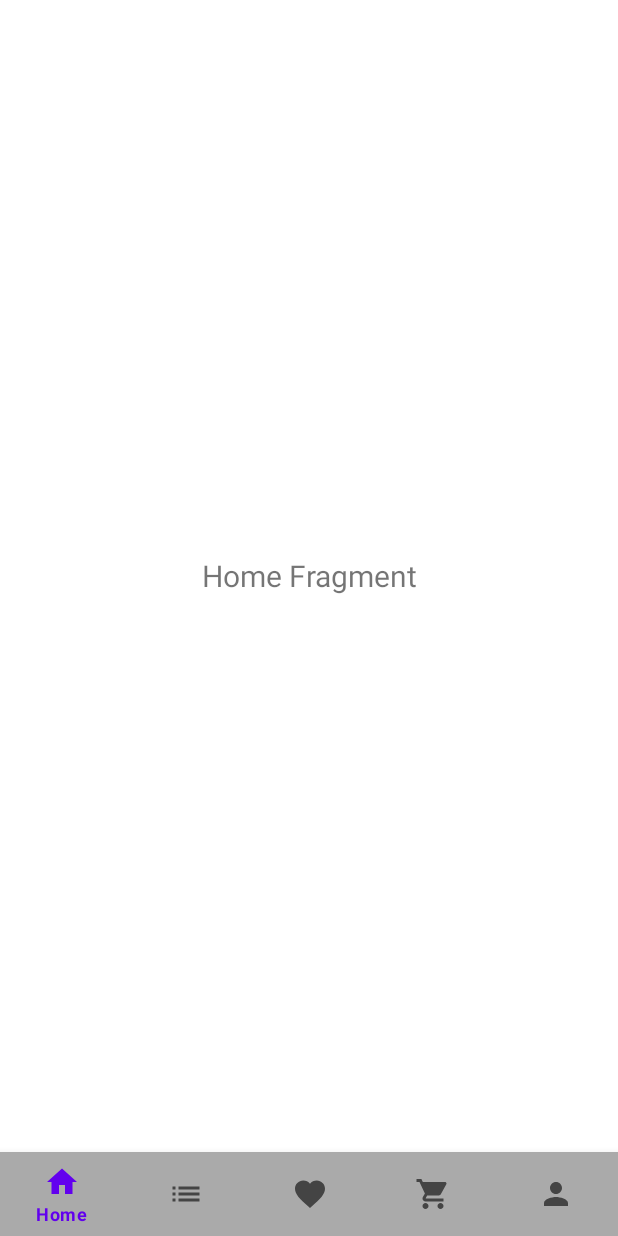
After one commit to kharozim/Android_Single_Activity_Architecture, an Android app: the HomeFragmentMain screen opened through its navigation route, on a phone screen of 412 x 824 dp. The commit adds this screen. Run offline under Robolectric (Android 15) with nearby library versions, the phone set to English and light mode, and no system bars.

Commit message:
Fixing Bottom Navigation on Fragment Home
Signed-off-by: PC-4 <kharozim06@gmail.com>

```diff
--- /dev/null
+++ b/app/src/main/java/id/kharozim/androidsingleactivityarchitecture/ui/fragments/HomeFragmentMain.kt
@@ -0,0 +1,60 @@
+package id.kharozim.androidsingleactivityarchitecture.ui.fragments
+
+import android.os.Bundle
+import androidx.fragment.app.Fragment
+import android.view.LayoutInflater
+import android.view.View
+import android.view.ViewGroup
+import android.widget.Toast
+import id.kharozim.androidsingleactivityarchitecture.R
+import id.kharozim.androidsingleactivityarchitecture.databinding.FragmentHomeMainBinding
+
+class HomeFragmentMain : Fragment() {
+
+    private lateinit var binding: FragmentHomeMainBinding
+
+    override fun onCreateView(
+        inflater: LayoutInflater, container: ViewGroup?,
+        savedInstanceState: Bundle?
+    ): View? {
+        binding = FragmentHomeMainBinding.inflate(inflater, container, false).apply {
+
+            showFragment(HomekuFragment())
+            bottomNavigation.setOnNavigationItemSelectedListener() {
+                when (it.itemId) {
+                    R.id.btNavList -> {
+                        showFragment(ListFragment())
+                        return@setOnNavigationItemSelectedListener true
+                    }
+                    R.id.btNavHome -> {
+                        showFragment(HomekuFragment())
+                        return@setOnNavigationItemSelectedListener true
+
+                    }
+                    R.id.btNavFav -> {
+                        showFragment(FavFragment())
+                        // Respond to navigation item 1 click
+                        return@setOnNavigationItemSelectedListener true
+
+                    }  R.id.btNavCart -> {
+                        showFragment(CartFragment())
+                        // Respond to navigation item 1 click
+                        return@setOnNavigationItemSelectedListener true
+
+                    }  R.id.btNavProfile -> {
+                        showFragment(ProfileFragment())
+                        // Respond to navigation item 1 click
+                        return@setOnNavigationItemSelectedListener true
+                    }
+                    else -> false
+                }
+            }
+        }
+        return binding.root
+    }
+
+    private fun showFragment(fragment: Fragment) {
+        childFragmentManager.beginTransaction().replace(R.id.home_fragment_main_container, fragment)
+            .commit()
+    }
+}
--- /dev/null
+++ b/app/src/main/java/id/kharozim/androidsingleactivityarchitecture/ui/fragments/HomekuFragment.kt
@@ -0,0 +1,19 @@
+package id.kharozim.androidsingleactivityarchitecture.ui.fragments
+
+import android.os.Bundle
+import androidx.fragment.app.Fragment
+import android.view.LayoutInflater
+import android.view.View
+import android.view.ViewGroup
+import id.kharozim.androidsingleactivityarchitecture.R
+
+class HomekuFragment : Fragment() {
+
+    override fun onCreateView(
+        inflater: LayoutInflater, container: ViewGroup?,
+        savedInstanceState: Bundle?
+    ): View? {
+        // Inflate the layout for this fragment
+        return inflater.inflate(R.layout.fragment_homeku, container, false)
+    }
+}
--- a/app/src/main/java/id/kharozim/androidsingleactivityarchitecture/ui/fragments/LoginFragment.kt
+++ b/app/src/main/java/id/kharozim/androidsingleactivityarchitecture/ui/fragments/LoginFragment.kt
@@ -18,7 +18,7 @@ class LoginFragment : Fragment() {
         inflater: LayoutInflater, container: ViewGroup?,
         savedInstanceState: Bundle?
     ): View? {
-        binding = FragmentLoginBinding.inflate(layoutInflater, container, false)
+        binding = FragmentLoginBinding.inflate(inflater, container, false)
         return binding.root
     }
 
@@ -26,7 +26,7 @@ class LoginFragment : Fragment() {
         super.onViewCreated(view, savedInstanceState)
 
         binding.btLogin.setOnClickListener {
-            it.findNavController().navigate(R.id.action_loginFragment_to_homeFragment)
+            it.findNavController().navigate(R.id.action_loginFragment_to_homeFragmentMain)
         }
         binding.btRegister.setOnClickListener {
             it.findNavController().navigate(R.id.action_loginFragment_to_registerFragment)
--- a/app/src/main/java/id/kharozim/androidsingleactivityarchitecture/ui/fragments/ProfileFragment.kt
+++ b/app/src/main/java/id/kharozim/androidsingleactivityarchitecture/ui/fragments/ProfileFragment.kt
@@ -14,7 +14,7 @@ class ProfileFragment : Fragment() {
         inflater: LayoutInflater, container: ViewGroup?,
         savedInstanceState: Bundle?
     ): View? {
-        binding = FragmentProfileBinding.inflate(layoutInflater, container, false).apply {
+        binding = FragmentProfileBinding.inflate(inflater, container, false).apply {
 
 
 
--- a/app/src/main/java/id/kharozim/androidsingleactivityarchitecture/ui/fragments/RegisterFragment.kt
+++ b/app/src/main/java/id/kharozim/androidsingleactivityarchitecture/ui/fragments/RegisterFragment.kt
@@ -16,7 +16,7 @@ class RegisterFragment : Fragment() {
         inflater: LayoutInflater, container: ViewGroup?,
         savedInstanceState: Bundle?
     ): View? {
-        binding = FragmentRegisterBinding.inflate(layoutInflater, container, false).apply {
+        binding = FragmentRegisterBinding.inflate(inflater, container, false).apply {
 
             btRegister.setOnClickListener {
                 it.findNavController().navigate(R.id.action_registerFragment_to_loginFragment)
--- a/app/src/main/res/layout/fragment_home.xml
+++ b/app/src/main/res/layout/fragment_home_main.xml
@@ -4,16 +4,13 @@
     xmlns:tools="http://schemas.android.com/tools"
     android:layout_width="match_parent"
     android:layout_height="match_parent"
-    tools:context=".ui.fragments.HomeFragment">
+    tools:context=".ui.fragments.HomeFragmentMain">
 
-    <TextView
-        android:layout_width="match_parent"
-        android:layout_height="match_parent"
-        android:layout_centerInParent="true"
-        android:gravity="center"
-        android:textSize="30sp"
-        android:text="HOME FRAGMENT" />
-
+<FrameLayout
+    android:id="@+id/home_fragment_main_container"
+    android:layout_width="match_parent"
+    android:layout_height="match_parent"
+    android:layout_above="@id/bottom_navigation"/>
 
     <com.google.android.material.bottomnavigation.BottomNavigationView
         android:id="@+id/bottom_navigation"
--- /dev/null
+++ b/app/src/main/res/layout/fragment_homeku.xml
@@ -0,0 +1,17 @@
+<?xml version="1.0" encoding="utf-8"?>
+<FrameLayout xmlns:android="http://schemas.android.com/apk/res/android"
+    xmlns:tools="http://schemas.android.com/tools"
+    android:layout_width="match_parent"
+    android:layout_height="match_parent"
+    tools:context=".ui.fragments.HomekuFragment">
+
+    <!-- TODO: Update blank fragment layout -->
+    <TextView
+        android:textSize="20sp"
+        android:layout_width="match_parent"
+        android:gravity="center"
+        android:layout_height="match_parent"
+        android:text="Home Fragment"/>
+
+
+</FrameLayout>
--- a/app/src/main/res/navigation/nav_graph.xml
+++ b/app/src/main/res/navigation/nav_graph.xml
@@ -6,28 +6,16 @@
     app:startDestination="@id/loginFragment">
 
     <fragment
-        android:id="@+id/homeFragment"
-        android:name="id.kharozim.androidsingleactivityarchitecture.ui.fragments.HomeFragment"
-        android:label="fragment_home"
-        tools:layout="@layout/fragment_home" >
-        <action
-            android:id="@+id/action_homeFragment_to_profileFragment"
-            app:destination="@id/profileFragment" />
-        <action
-            android:id="@+id/action_homeFragment_to_listFragment"
-            app:destination="@id/listFragment" />
-    </fragment>
-    <fragment
         android:id="@+id/loginFragment"
         android:name="id.kharozim.androidsingleactivityarchitecture.ui.fragments.LoginFragment"
         android:label="fragment_login"
         tools:layout="@layout/fragment_login" >
         <action
-            android:id="@+id/action_loginFragment_to_homeFragment"
-            app:destination="@id/homeFragment" />
-        <action
             android:id="@+id/action_loginFragment_to_registerFragment"
             app:destination="@id/registerFragment" />
+        <action
+            android:id="@+id/action_loginFragment_to_homeFragmentMain"
+            app:destination="@id/homeFragmentMain" />
     </fragment>
     <fragment
         android:id="@+id/registerFragment"
@@ -39,13 +27,24 @@
             app:destination="@id/loginFragment" />
     </fragment>
     <fragment
-        android:id="@+id/profileFragment"
-        android:name="id.kharozim.androidsingleactivityarchitecture.ui.fragments.ProfileFragment"
-        android:label="fragment_profile"
-        tools:layout="@layout/fragment_profile" />
+        android:id="@+id/homeFragmentMain"
+        android:name="id.kharozim.androidsingleactivityarchitecture.ui.fragments.HomeFragmentMain"
+        android:label="HomeFragmentMain" >
+        <action
+            android:id="@+id/action_homeFragmentMain_to_listFragment"
+            app:destination="@id/listFragment" />
+        <action
+            android:id="@+id/action_homeFragmentMain_to_profileFragment"
+            app:destination="@id/profileFragment" />
+    </fragment>
     <fragment
         android:id="@+id/listFragment"
         android:name="id.kharozim.androidsingleactivityarchitecture.ui.fragments.ListFragment"
         android:label="fragment_list"
         tools:layout="@layout/fragment_list" />
+    <fragment
+        android:id="@+id/profileFragment"
+        android:name="id.kharozim.androidsingleactivityarchitecture.ui.fragments.ProfileFragment"
+        android:label="fragment_profile"
+        tools:layout="@layout/fragment_profile" />
 </navigation>
```
Also changed, not shown: app/src/main/java/id/kharozim/androidsingleactivityarchitecture/ui/fragments/CartFragment.kt (added, +19 -0 lines), app/src/main/java/id/kharozim/androidsingleactivityarchitecture/ui/fragments/FavFragment.kt (added, +20 -0 lines), app/src/main/java/id/kharozim/androidsingleactivityarchitecture/ui/fragments/HomeFragment.kt (deleted, +0 -44 lines), app/src/main/res/layout/fragment_cart.xml (added, +16 -0 lines), app/src/main/res/layout/fragment_fav.xml (added, +16 -0 lines).
